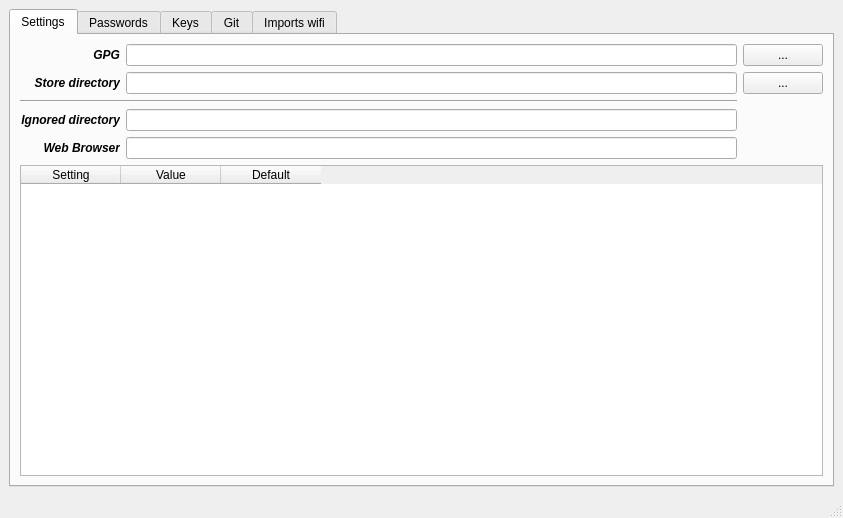
This is PassUI/data/PassUI.ui in vincentBenet/PassUI as Qt 5 draws it before an edit. The edited form follows.
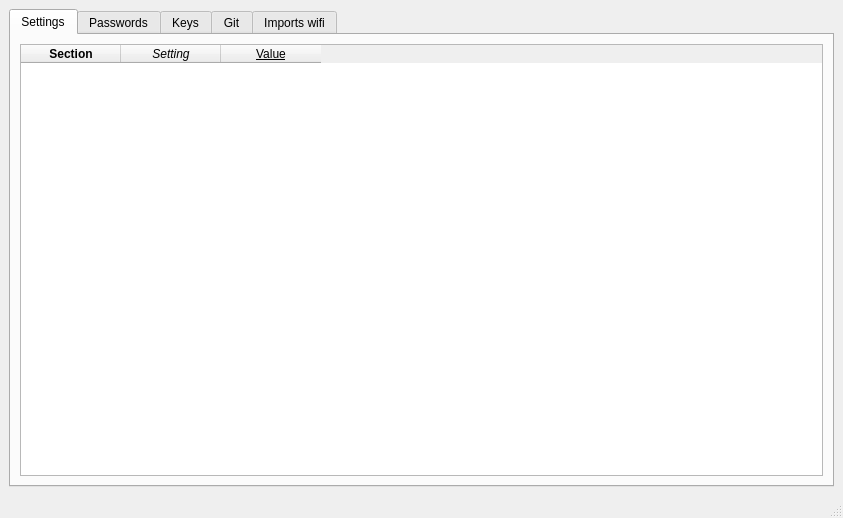
This is the edited form. The open tabs and pages were chosen to show the change.

```diff
--- a/PassUI/data/PassUI.ui
+++ b/PassUI/data/PassUI.ui
@@ -25,126 +25,50 @@
         <string>Settings</string>
        </attribute>
        <layout class="QGridLayout" name="gridLayout_2">
-        <item row="3" column="1">
-         <widget class="QLineEdit" name="ignore_dir"/>
-        </item>
-        <item row="0" column="1">
-         <widget class="QLineEdit" name="gpg_exe"/>
-        </item>
-        <item row="2" column="0" colspan="2">
-         <widget class="Line" name="line_2">
-          <property name="orientation">
-           <enum>Qt::Horizontal</enum>
-          </property>
-         </widget>
-        </item>
         <item row="1" column="1">
-         <widget class="QLineEdit" name="path_store"/>
-        </item>
-        <item row="3" column="0">
-         <widget class="QLabel" name="lable">
-          <property name="font">
-           <font>
-            <weight>75</weight>
-            <italic>true</italic>
-            <bold>true</bold>
-           </font>
+         <widget class="QTableWidget" name="table_settings">
+          <property name="showGrid">
+           <bool>false</bool>
           </property>
-          <property name="text">
-           <string>Ignored directory</string>
+          <property name="gridStyle">
+           <enum>Qt::NoPen</enum>
           </property>
-          <property name="alignment">
-           <set>Qt::AlignRight|Qt::AlignTrailing|Qt::AlignVCenter</set>
+          <property name="cornerButtonEnabled">
+           <bool>false</bool>
           </property>
-         </widget>
-        </item>
-        <item row="1" column="0">
-         <widget class="QLabel" name="label_10">
-          <property name="font">
-           <font>
-            <weight>75</weight>
-            <italic>true</italic>
-            <bold>true</bold>
-           </font>
-          </property>
-          <property name="text">
-           <string>Store directory</string>
-          </property>
-          <property name="alignment">
-           <set>Qt::AlignRight|Qt::AlignTrailing|Qt::AlignVCenter</set>
-          </property>
-         </widget>
-        </item>
-        <item row="1" column="2">
-         <widget class="QPushButton" name="pushButton_2">
-          <property name="text">
-           <string>...</string>
-          </property>
-         </widget>
-        </item>
-        <item row="0" column="0">
-         <widget class="QLabel" name="label_8">
-          <property name="font">
-           <font>
-            <weight>75</weight>
-            <italic>true</italic>
-            <bold>true</bold>
-           </font>
-          </property>
-          <property name="text">
-           <string>GPG</string>
-          </property>
-          <property name="alignment">
-           <set>Qt::AlignRight|Qt::AlignTrailing|Qt::AlignVCenter</set>
-          </property>
-         </widget>
-        </item>
-        <item row="5" column="0" colspan="3">
-         <widget class="QTableWidget" name="tableWidget_2">
+          <column>
+           <property name="text">
+            <string>Section</string>
+           </property>
+           <property name="font">
+            <font>
+             <weight>75</weight>
+             <bold>true</bold>
+            </font>
+           </property>
+          </column>
           <column>
            <property name="text">
             <string>Setting</string>
            </property>
+           <property name="font">
+            <font>
+             <italic>true</italic>
+            </font>
+           </property>
           </column>
           <column>
            <property name="text">
             <string>Value</string>
            </property>
-          </column>
-          <column>
-           <property name="text">
-            <string>Default</string>
+           <property name="font">
+            <font>
+             <underline>true</underline>
+            </font>
            </property>
           </column>
          </widget>
         </item>
-        <item row="0" column="2">
-         <widget class="QPushButton" name="pushButton">
-          <property name="text">
-           <string>...</string>
-          </property>
-         </widget>
-        </item>
-        <item row="4" column="0">
-         <widget class="QLabel" name="label">
-          <property name="font">
-           <font>
-            <weight>75</weight>
-            <italic>true</italic>
-            <bold>true</bold>
-           </font>
-          </property>
-          <property name="text">
-           <string>Web Browser</string>
-          </property>
-          <property name="alignment">
-           <set>Qt::AlignRight|Qt::AlignTrailing|Qt::AlignVCenter</set>
-          </property>
-         </widget>
-        </item>
-        <item row="4" column="1">
-         <widget class="QLineEdit" name="path_browser"/>
-        </item>
        </layout>
       </widget>
       <widget class="QWidget" name="tab">
```
Left out of the diff: 36 changed lines with no effect on the pictures.
